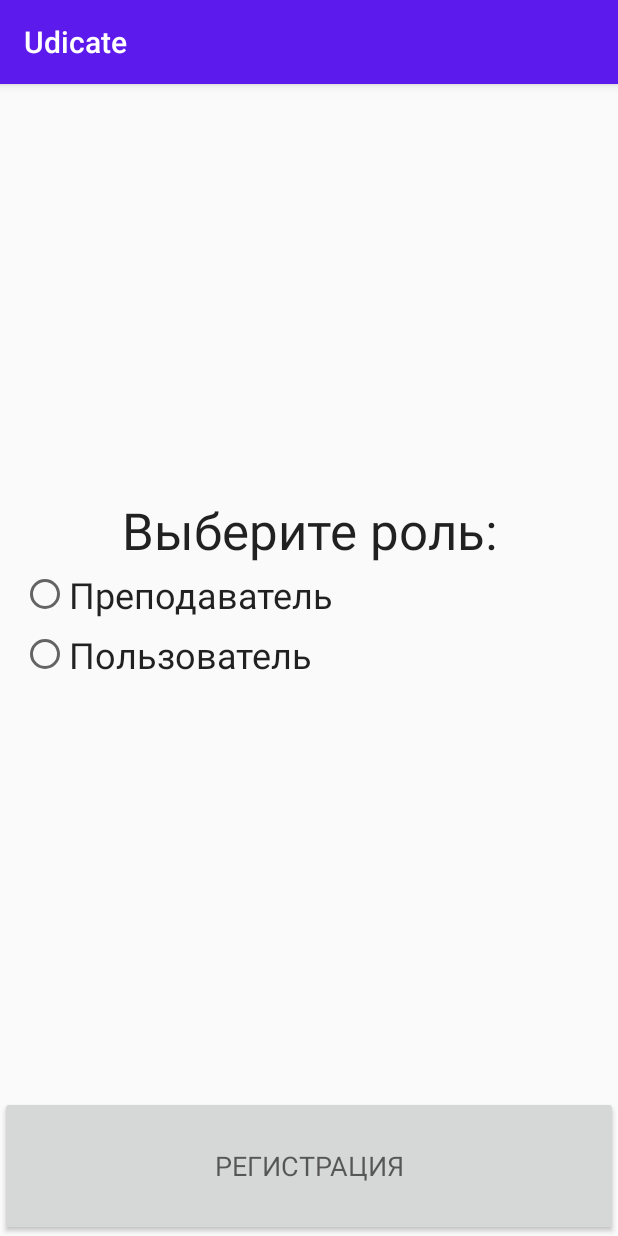
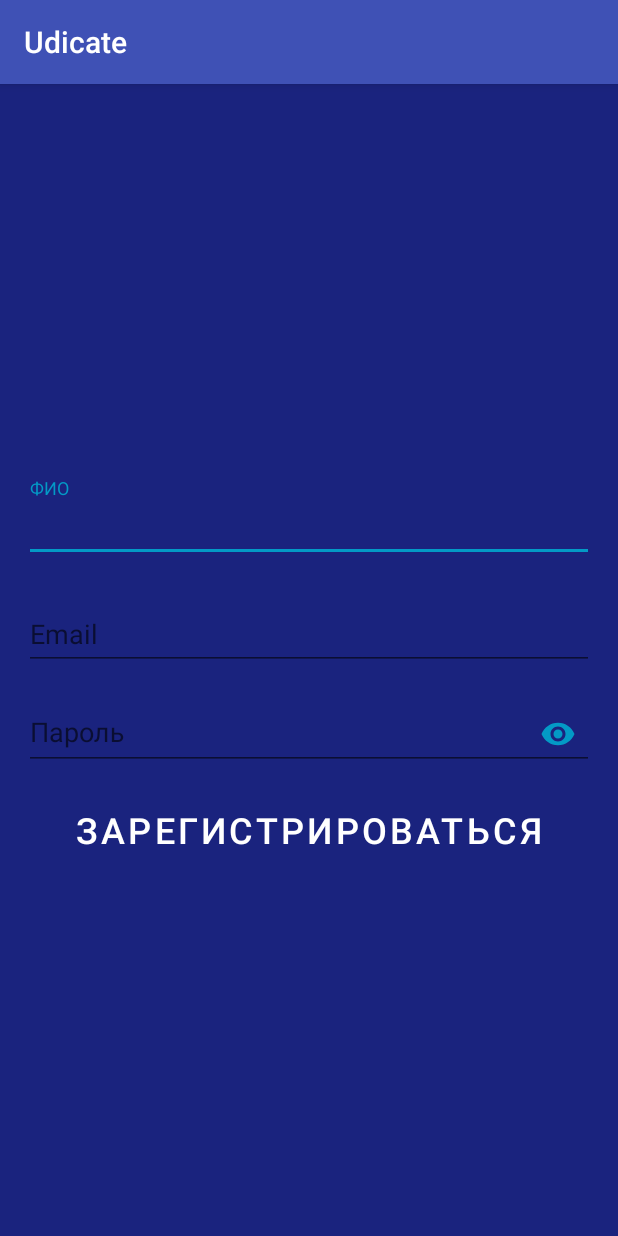
Before and after one commit to ivatar39/Udicate, an Android app: the RegistrationActivity screen opened directly, with no data from a screen before it, on a phone screen of 412 x 824 dp. Run offline under Robolectric (Android 15) with nearby library versions, the phone set to English and light mode, and no system bars.

Commit message:
Almost finished registration

```diff
--- a/app/src/main/java/com/ivlup/udicate/activity/RegistrationActivity.java
+++ b/app/src/main/java/com/ivlup/udicate/activity/RegistrationActivity.java
@@ -11,43 +11,31 @@ import android.view.View;
 import android.widget.Button;
 
 import com.ivlup.udicate.R;
-import com.ivlup.udicate.fragment.RegStageFirstFragment;
-import com.ivlup.udicate.fragment.RegStageSecondFragment;
 
 public class RegistrationActivity extends AppCompatActivity {
     Fragment registration, choose;
     FragmentTransaction fTrans;
-    Button submit;
+    Button register;
 
     @Override
     protected void onCreate(Bundle savedInstanceState) {
         super.onCreate(savedInstanceState);
         setContentView(R.layout.activity_registration);
 
-        final FragmentTransaction fragmentTransaction = getSupportFragmentManager().beginTransaction();
 
-        choose = new RegStageFirstFragment();
-        fragmentTransaction.replace(R.id.frame, choose);
-        fragmentTransaction.commit();
+        register = (Button) (findViewById(R.id.buttonRegister));
 
-        submit = (Button) (findViewById(R.id.bt_submit));
-        submit.setOnClickListener(new View.OnClickListener() {
+        register.setOnClickListener(new View.OnClickListener() {
             @Override
             public void onClick(View v) {
-                if (RegStageFirstFragment.getSelected() == -1) {
-                    registration = new RegStageSecondFragment();
-                    FragmentTransaction fragmentTransaction1 = getSupportFragmentManager().beginTransaction();
-                    fragmentTransaction1.replace(R.id.frame, registration);
-                    fragmentTransaction1.commit();
-                }
-
-                if (RegStageSecondFragment.registrationCompleted()) {
-                    Intent intent = new Intent(RegistrationActivity.this, MainActivity.class);
-                    startActivity(intent);
-                    finish();
-                }
+                createMainIntent();
             }
         });
 
     }
+
+    private void createMainIntent() {
+        Intent intent = new Intent(RegistrationActivity.this, MainActivity.class);
+        startActivity(intent);
+    }
 }
--- a/app/src/main/java/com/ivlup/udicate/fragment/RegStageFirstFragment.java
+++ /dev/null
@@ -1,40 +0,0 @@
-package com.ivlup.udicate.fragment;
-
-
-import android.os.Bundle;
-import android.support.annotation.NonNull;
-import android.support.annotation.Nullable;
-import android.support.v4.app.Fragment;
-import android.view.LayoutInflater;
-import android.view.View;
-import android.view.ViewGroup;
-import android.widget.RadioButton;
-
-import com.ivlup.udicate.activity.FirebaseUIActivity;
-import com.ivlup.udicate.R;
-
-public class RegStageFirstFragment extends Fragment {
-    public static RadioButton mBtStudent, mBtParent, mBtTeacher;
-
-    @Override
-    public View onCreateView(LayoutInflater inflater, ViewGroup container,
-                             Bundle savedInstanceState) {
-        // Inflate the layout for this fragment
-        return inflater.inflate(R.layout.reg_stage1_role, container, false);
-    }
-
-    @Override
-    public void onViewCreated(@NonNull View view, @Nullable Bundle savedInstanceState) {
-        super.onViewCreated(view, savedInstanceState);
-
-        mBtParent  = view.findViewById(R.id.bt_parent);
-        mBtTeacher = view.findViewById(R.id.bt_teacher);
-
-    }
-
-    public static int getSelected() {  //returns type
-        if (mBtParent.isSelected())     return FirebaseUIActivity.STUDENT_PARENT;
-        if (mBtTeacher.isSelected())    return FirebaseUIActivity.TEACHER;
-        return -1;
-    }
-}
--- a/app/src/main/res/layout/activity_registration.xml
+++ b/app/src/main/res/layout/activity_registration.xml
@@ -1,22 +1,77 @@
 <?xml version="1.0" encoding="utf-8"?>
-<LinearLayout
-    android:orientation="vertical"
-    xmlns:android="http://schemas.android.com/apk/res/android"
+<ScrollView xmlns:android="http://schemas.android.com/apk/res/android"
     android:layout_width="match_parent"
-    android:layout_height="match_parent">
+    android:layout_height="match_parent"
+    xmlns:app="http://schemas.android.com/apk/res-auto"
+    android:background="@color/colorPrimaryDark"
+    android:fitsSystemWindows="true"
+    xmlns:tools="http://schemas.android.com/tools">
 
-    <FrameLayout
-        android:layout_weight="15"
-        android:id="@+id/frame"
-        android:layout_width="match_parent"
-        android:layout_height="0dp">
-
-    </FrameLayout>
-    <android.support.v7.widget.AppCompatButton
-        android:id="@+id/bt_submit"
+    <LinearLayout
         android:layout_width="match_parent"
         android:layout_height="wrap_content"
-        android:layout_weight="1"
-        android:text="регистрация"
-        style="@style/Base.TextAppearance.AppCompat.Medium"/>
-</LinearLayout>
+        android:layout_gravity="center_vertical"
+        android:layout_marginLeft="16dp"
+        android:layout_marginRight="16dp"
+        android:orientation="vertical">
+
+
+
+        <android.support.design.widget.TextInputLayout
+            android:layout_width="match_parent"
+            android:layout_height="wrap_content"
+            android:layout_marginTop="16dp">
+
+            <android.support.design.widget.TextInputEditText
+
+                android:id="@+id/editTextUserName"
+                android:inputType="textPersonName"
+                android:layout_width="match_parent"
+                android:layout_height="wrap_content"
+                android:hint="ФИО"
+                android:textColor="@color/colorWhite"
+                android:textColorHint="@color/colorAccent"/>
+        </android.support.design.widget.TextInputLayout>
+
+        <android.support.design.widget.TextInputLayout
+            android:layout_width="match_parent"
+            android:layout_height="wrap_content"
+            android:layout_marginTop="16dp">
+
+            <android.support.design.widget.TextInputEditText
+                android:id="@+id/editTextEmail"
+                android:inputType="textEmailAddress"
+                android:layout_width="match_parent"
+                android:layout_height="wrap_content"
+                android:hint="Email" />
+        </android.support.design.widget.TextInputLayout>
+
+        <android.support.design.widget.TextInputLayout
+            android:layout_width="match_parent"
+            android:layout_height="wrap_content"
+            app:passwordToggleEnabled="true"
+            app:passwordToggleTint="@color/colorAccent"
+            android:layout_marginTop="8dp">
+
+            <android.support.design.widget.TextInputEditText
+                android:id="@+id/editTextPassword"
+                android:layout_width="match_parent"
+                android:inputType="textPassword"
+                android:layout_height="wrap_content"
+                android:hint="Пароль" />
+        </android.support.design.widget.TextInputLayout>
+
+        <Button
+            android:textSize="24sp"
+            android:id="@+id/buttonRegister"
+            style="@style/Widget.MaterialComponents.Button"
+            android:layout_width="match_parent"
+            android:layout_height="wrap_content"
+            android:layout_gravity="center_horizontal"
+            android:layout_marginTop="16dp"
+            android:layout_weight="1"
+            android:text="Зарегистрироваться" />
+
+
+    </LinearLayout>
+</ScrollView>
--- a/app/src/main/res/layout/reg_stage1_role.xml
+++ /dev/null
@@ -1,43 +0,0 @@
-<?xml version="1.0" encoding="utf-8"?>
-<LinearLayout
-    android:gravity="center"
-    android:orientation="vertical"
-    xmlns:android="http://schemas.android.com/apk/res/android"
-    android:layout_width="match_parent"
-    android:layout_height="match_parent">
-    <TextView
-        android:gravity="center"
-        android:layout_margin="4dp"
-        android:layout_width="match_parent"
-        android:layout_height="wrap_content"
-        android:text="Выберите роль:"
-        android:textSize="34sp"
-        style="@style/Base.TextAppearance.AppCompat.Large"/>
-    <RadioGroup
-        android:layout_marginLeft="14dp"
-        android:layout_marginRight="14dp"
-        android:gravity="center"
-        android:layout_gravity="center"
-        android:layout_width="match_parent"
-        android:layout_height="wrap_content">
-        <RadioButton
-            android:id="@+id/bt_teacher"
-            android:layout_marginBottom="7dp"
-            style="@style/TextAppearance.AppCompat.Headline"
-            android:text="Преподаватель"
-            android:layout_width="match_parent"
-            android:layout_height="match_parent">
-
-        </RadioButton>
-
-        <RadioButton
-            android:id="@+id/bt_parent"
-            android:layout_marginBottom="7dp"
-            style="@style/TextAppearance.AppCompat.Headline"
-            android:text="Пользователь"
-            android:layout_width="match_parent"
-            android:layout_height="match_parent">
-
-        </RadioButton>
-    </RadioGroup>
-</LinearLayout>
--- a/app/src/main/res/values/colors.xml
+++ b/app/src/main/res/values/colors.xml
@@ -1,8 +1,9 @@
 <?xml version="1.0" encoding="utf-8"?>
 <resources>
-    <color name="colorPrimary">#5d1aed</color>
-    <color name="colorPrimaryDark">#0000b9</color>
-    <color name="colorPrimaryLight">#9950ff</color>
+
+    <color name="colorPrimary">#3F51B5</color>
+    <color name="colorPrimaryDark">#1A237E</color>
+    <color name="colorPrimaryLight">#5C6BC0</color>
 
     <color name="colorAccent">#039ac6</color>
     <color name="colorAccentDark">#006c95</color>
@@ -12,5 +13,7 @@
     <color name="colorAntonPrimary">#557BE2</color>
     <color name="colorAntonSecondary">#3ACFD5</color>
     <color name="colorAccept">#79ff7b</color>
+    <color name="colorWhite">#FFFFFF</color>
+    <color name="colorBlack">#000000</color>
 
 </resources>
```
Also changed, not shown: app/src/main/java/com/ivlup/udicate/fragment/RegStageSecondFragment.java (deleted, +0 -23 lines), app/src/main/res/layout/registration_layout.xml (deleted, +0 -79 lines).
